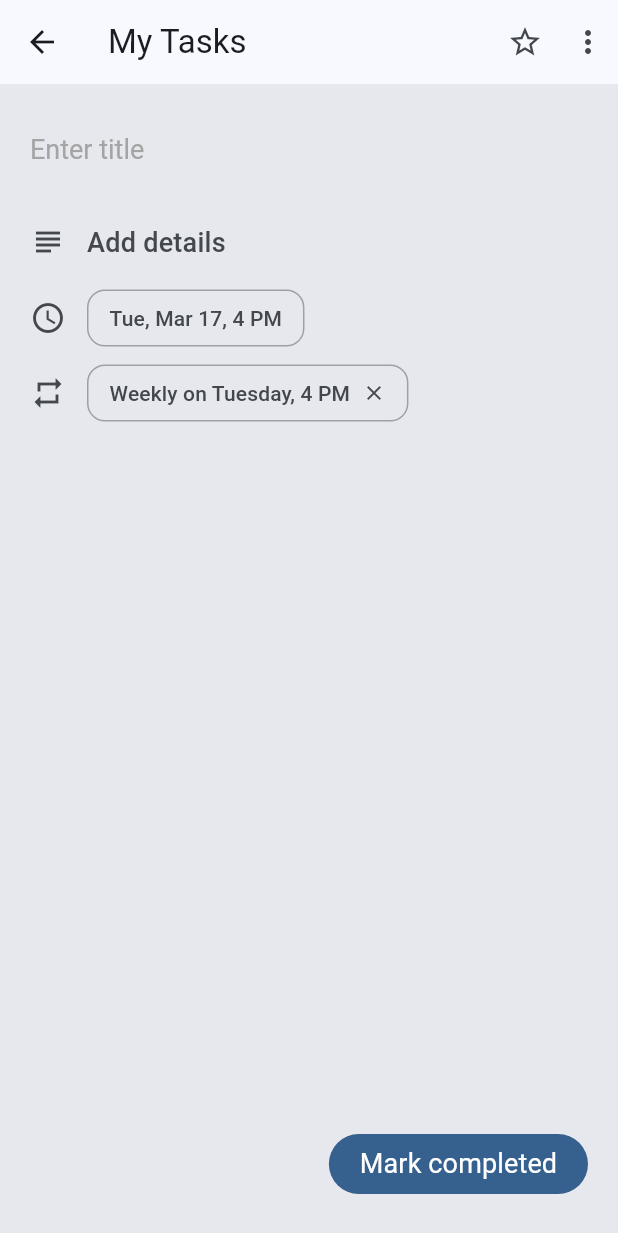
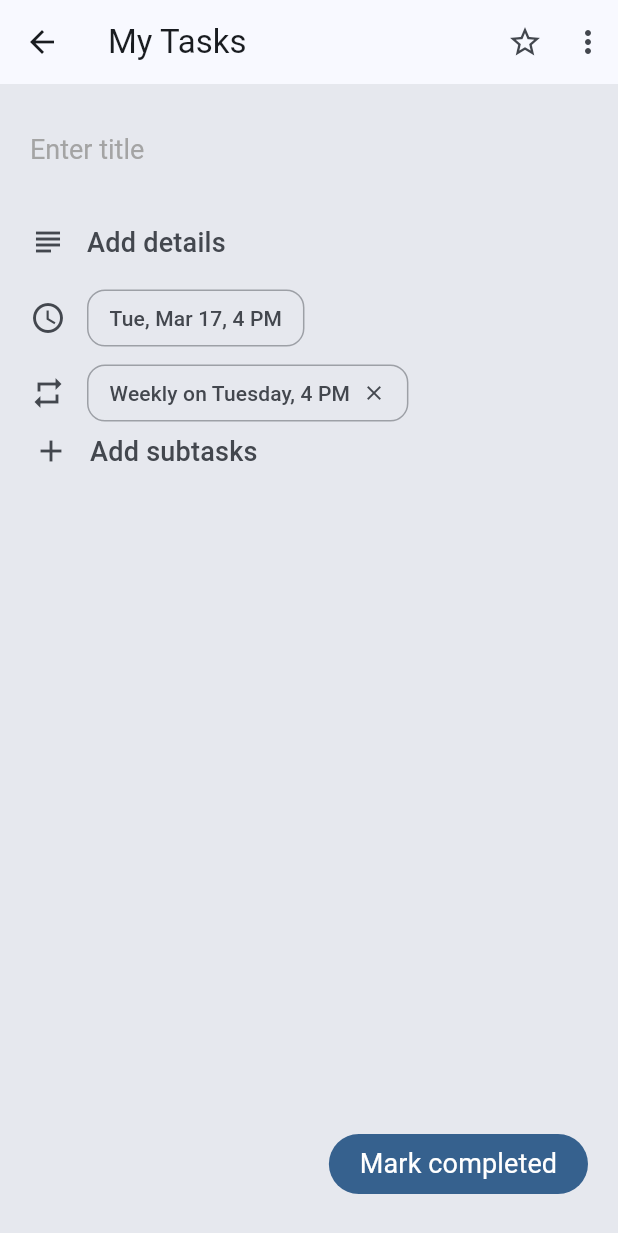
Before and after one commit to amir-hossain/google_task_flutter_clone, a Flutter app: the TaskEditPage screen opened directly with empty values, on a phone screen of 412 x 824 dp. Shown: the top 1233 px of the screen. Run offline on Flutter 3.47's test engine with Material 3 defaults, Android fonts, the phone set to English and light mode, and no system bars; our stand-ins replace flutter_bloc, freezed_annotation, go_router, shared_preferences, sqflite; accounts and stored records are empty.

Commit message:
sub task ui done

```diff
--- a/lib/features/task/presentation/cubit/home/home_state.dart
+++ b/lib/features/task/presentation/cubit/home/home_state.dart
@@ -6,7 +6,12 @@ part 'home_state.freezed.dart';
 
 @freezed
 abstract class HomeState with _$HomeState {
-  const factory HomeState({required List<TabUiModel> tabs}) = _HomeState;
+  const factory HomeState({
+    required List<TabUiModel> tabs,
+    @Default(-1) int subtaskComposerTabIndex,
+    String? subtaskComposerTaskId,
+    @Default(<String>[]) List<String> subtaskComposerRowIds,
+  }) = _HomeState;
 
   factory HomeState.init() {
     return HomeState(
--- a/lib/features/task/presentation/pages/task_edit_page.dart
+++ b/lib/features/task/presentation/pages/task_edit_page.dart
@@ -4,23 +4,29 @@ import 'package:flutter_bloc/flutter_bloc.dart';
 import '../../data/models/task_ui_model.dart';
 import '../cubit/home/home_cubit.dart';
 import '../cubit/home/home_state.dart';
+import '../widgets/edit_task/info_action_row.dart';
+import '../widgets/edit_task/info_chip_row.dart';
+import '../widgets/edit_task/info_row.dart';
+import '../widgets/edit_task/sub_task.dart';
 
 class TaskEditPage extends StatelessWidget {
-  const TaskEditPage({
-    super.key,
-    required this.tabIndex,
-    required this.taskId,
-  });
+  const TaskEditPage({super.key, required this.tabIndex, required this.taskId});
 
   final int tabIndex;
   final String taskId;
 
   @override
   Widget build(BuildContext context) {
-    final task = _findTask(context.watch<HomeCubit>().state);
+    final state = context.watch<HomeCubit>().state;
+    final task = _findTask(state);
     final title = task?.title ?? '';
     final isFavourite = task?.isFavourite ?? false;
     final isCompleted = task?.isCompleted ?? false;
+    final subTaskRowIds =
+    state.subtaskComposerTabIndex == tabIndex &&
+        state.subtaskComposerTaskId == taskId
+        ? state.subtaskComposerRowIds
+        : const <String>[];
 
     final theme = Theme.of(context);
     final isDark = theme.brightness == Brightness.dark;
@@ -36,12 +42,14 @@ class TaskEditPage extends StatelessWidget {
       onPopInvokedWithResult: (didPop, _) {
         if (didPop) return;
         _saveTitle(context, title);
+        // context.read<HomeCubit>().hideSubtaskComposer();
         Navigator.of(context).pop();
       },
       child: Scaffold(
         appBar: AppBar(
           leading: BackButton(
             onPressed: () {
+              // context.read<HomeCubit>().hideSubtaskComposer();
               Navigator.of(context).pop();
             },
           ),
@@ -73,6 +81,11 @@ class TaskEditPage extends StatelessWidget {
             child: Column(
               crossAxisAlignment: CrossAxisAlignment.start,
               children: [
+                Expanded(
+                  child: SingleChildScrollView(
+                    child: Column(
+                      crossAxisAlignment: CrossAxisAlignment.start,
+                      children: [
                         TextFormField(
                           key: ValueKey(taskId),
                           initialValue: title,
@@ -92,25 +105,55 @@ class TaskEditPage extends StatelessWidget {
                           ),
                         ),
                         const SizedBox(height: 24),
-                _InfoRow(
+                        InfoRow(
                           icon: Icons.subject,
                           label: 'Add details',
                           color: subtle,
                         ),
                         const SizedBox(height: 18),
-                _InfoChipRow(
+                        InfoChipRow(
                           icon: Icons.schedule,
                           text: 'Tue, Mar 17, 4 PM',
                           color: subtle,
                         ),
                         const SizedBox(height: 12),
-                _InfoChipRow(
+                        InfoChipRow(
                           icon: Icons.repeat,
                           text: 'Weekly on Tuesday, 4 PM',
                           color: subtle,
                           withClose: true,
                         ),
-                const Spacer(),
+                        const SizedBox(height: 6),
+                        for (final rowId in subTaskRowIds) ...[
+                          const SizedBox(height: 10),
+                          SubTask(
+                            key: ValueKey(rowId),
+                            color: subtle,
+                            onClose: () {
+                              context.read<HomeCubit>().closeSubtask(
+                                rowId,
+                              );
+                            },
+                          ),
+                        ],
+                        if (subTaskRowIds.isNotEmpty)
+                          const SizedBox(height: 6),
+                        InfoActionRow(
+                          icon: Icons.add,
+                          label: 'Add subtasks',
+                          color: subtle,
+                          onTap: () {
+                            context.read<HomeCubit>().createSubtask(
+                              tabIndex: tabIndex,
+                              taskId: taskId,
+                            );
+                          },
+                        ),
+                      ],
+                    ),
+                  ),
+                ),
+                const SizedBox(height: 16),
                 Align(
                   alignment: Alignment.bottomRight,
                   child: FilledButton(
@@ -149,73 +192,3 @@ class TaskEditPage extends StatelessWidget {
     return tab.tasks[taskIndex];
   }
 }
-
-class _InfoRow extends StatelessWidget {
-  const _InfoRow({
-    required this.icon,
-    required this.label,
-    required this.color,
-  });
-
-  final IconData icon;
-  final String label;
-  final Color color;
-
-  @override
-  Widget build(BuildContext context) {
-    return Row(
-      children: [
-        Icon(icon, color: color),
-        const SizedBox(width: 14),
-        Text(
-          label,
-          style: Theme.of(context).textTheme.titleMedium?.copyWith(color: color),
-        ),
-      ],
-    );
-  }
-}
-
-class _InfoChipRow extends StatelessWidget {
-  const _InfoChipRow({
-    required this.icon,
-    required this.text,
-    required this.color,
-    this.withClose = false,
-  });
-
-  final IconData icon;
-  final String text;
-  final Color color;
-  final bool withClose;
-
-  @override
-  Widget build(BuildContext context) {
-    return Row(
-      children: [
-        Icon(icon, color: color),
-        const SizedBox(width: 14),
-        Container(
-          padding: const EdgeInsets.symmetric(horizontal: 14, vertical: 8),
-          decoration: BoxDecoration(
-            borderRadius: BorderRadius.circular(12),
-            border: Border.all(color: color.withValues(alpha: 0.45)),
-          ),
-          child: Row(
-            mainAxisSize: MainAxisSize.min,
-            children: [
-              Text(
-                text,
-                style: Theme.of(context).textTheme.titleSmall?.copyWith(color: color),
-              ),
-              if (withClose) ...[
-                const SizedBox(width: 8),
-                Icon(Icons.close, size: 16, color: color),
-              ],
-            ],
-          ),
-        ),
-      ],
-    );
-  }
-}
--- /dev/null
+++ b/lib/features/task/presentation/widgets/edit_task/info_action_row.dart
@@ -0,0 +1,42 @@
+import 'package:flutter/material.dart';
+
+class InfoActionRow extends StatelessWidget {
+  const InfoActionRow({super.key,
+    required this.icon,
+    required this.label,
+    required this.color,
+    required this.onTap,
+  });
+
+  final IconData icon;
+  final String label;
+  final Color color;
+  final VoidCallback onTap;
+
+  @override
+  Widget build(BuildContext context) {
+    return InkWell(
+      borderRadius: BorderRadius.circular(16),
+      onTap: onTap,
+      child: Padding(
+        padding: const EdgeInsets.symmetric(horizontal: 2),
+        child: Row(
+          crossAxisAlignment: CrossAxisAlignment.center,
+          children: [
+            Icon(icon, color: color),
+            const SizedBox(width: 14),
+            Expanded(
+              child: Text(
+                label,
+                style: Theme.of(context).textTheme.titleMedium?.copyWith(
+                  color: color,
+                  fontWeight: FontWeight.w500,
+                ),
+              ),
+            ),
+          ],
+        ),
+      ),
+    );
+  }
+}
--- /dev/null
+++ b/lib/features/task/presentation/widgets/edit_task/info_chip_row.dart
@@ -0,0 +1,47 @@
+import 'package:flutter/material.dart';
+
+class InfoChipRow extends StatelessWidget {
+  const InfoChipRow({super.key,
+    required this.icon,
+    required this.text,
+    required this.color,
+    this.withClose = false,
+  });
+
+  final IconData icon;
+  final String text;
+  final Color color;
+  final bool withClose;
+
+  @override
+  Widget build(BuildContext context) {
+    return Row(
+      children: [
+        Icon(icon, color: color),
+        const SizedBox(width: 14),
+        Container(
+          padding: const EdgeInsets.symmetric(horizontal: 14, vertical: 8),
+          decoration: BoxDecoration(
+            borderRadius: BorderRadius.circular(12),
+            border: Border.all(color: color.withValues(alpha: 0.45)),
+          ),
+          child: Row(
+            mainAxisSize: MainAxisSize.min,
+            children: [
+              Text(
+                text,
+                style: Theme.of(
+                  context,
+                ).textTheme.titleSmall?.copyWith(color: color),
+              ),
+              if (withClose) ...[
+                const SizedBox(width: 8),
+                Icon(Icons.close, size: 16, color: color),
+              ],
+            ],
+          ),
+        ),
+      ],
+    );
+  }
+}
--- /dev/null
+++ b/lib/features/task/presentation/widgets/edit_task/info_row.dart
@@ -0,0 +1,29 @@
+import 'package:flutter/material.dart';
+
+class InfoRow extends StatelessWidget {
+  const InfoRow({super.key,
+    required this.icon,
+    required this.label,
+    required this.color,
+  });
+
+  final IconData icon;
+  final String label;
+  final Color color;
+
+  @override
+  Widget build(BuildContext context) {
+    return Row(
+      children: [
+        Icon(icon, color: color),
+        const SizedBox(width: 14),
+        Text(
+          label,
+          style: Theme.of(
+            context,
+          ).textTheme.titleMedium?.copyWith(color: color),
+        ),
+      ],
+    );
+  }
+}
```
Also changed, not shown: lib/features/task/presentation/cubit/home/home_cubit.dart (+53 -0 lines), lib/features/task/presentation/widgets/edit_task/sub_task.dart (added, +48 -0 lines), lib/features/task/presentation/cubit/home/home_state.freezed.dart. Lines whose indentation alone changed are shown as unchanged.
